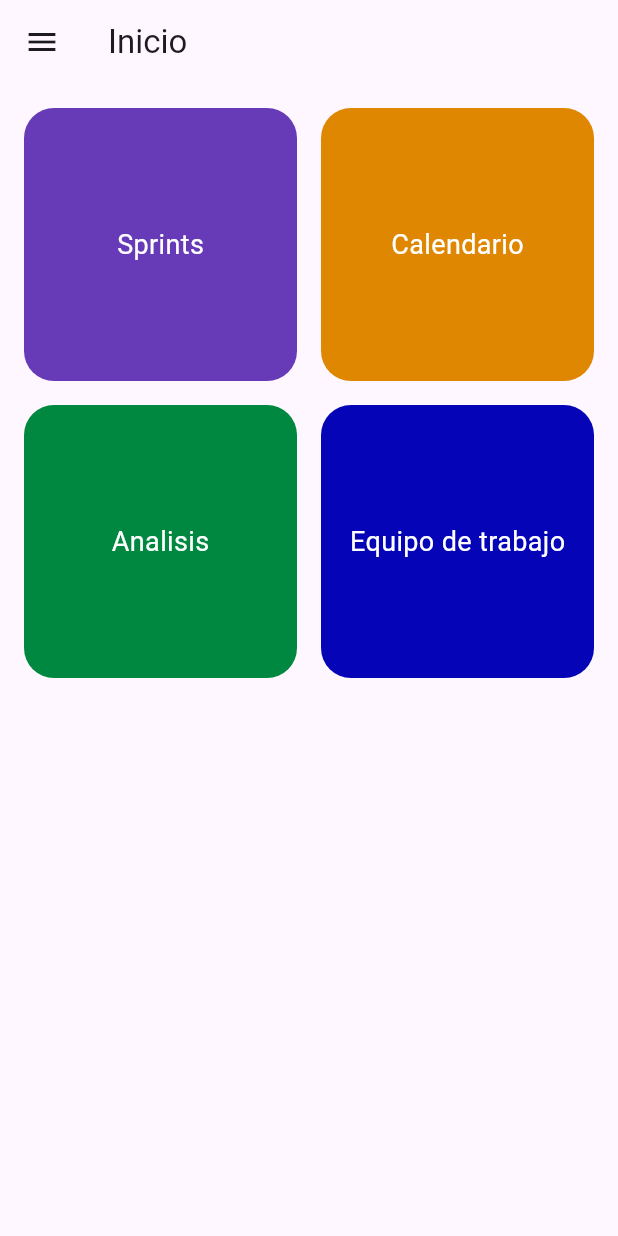
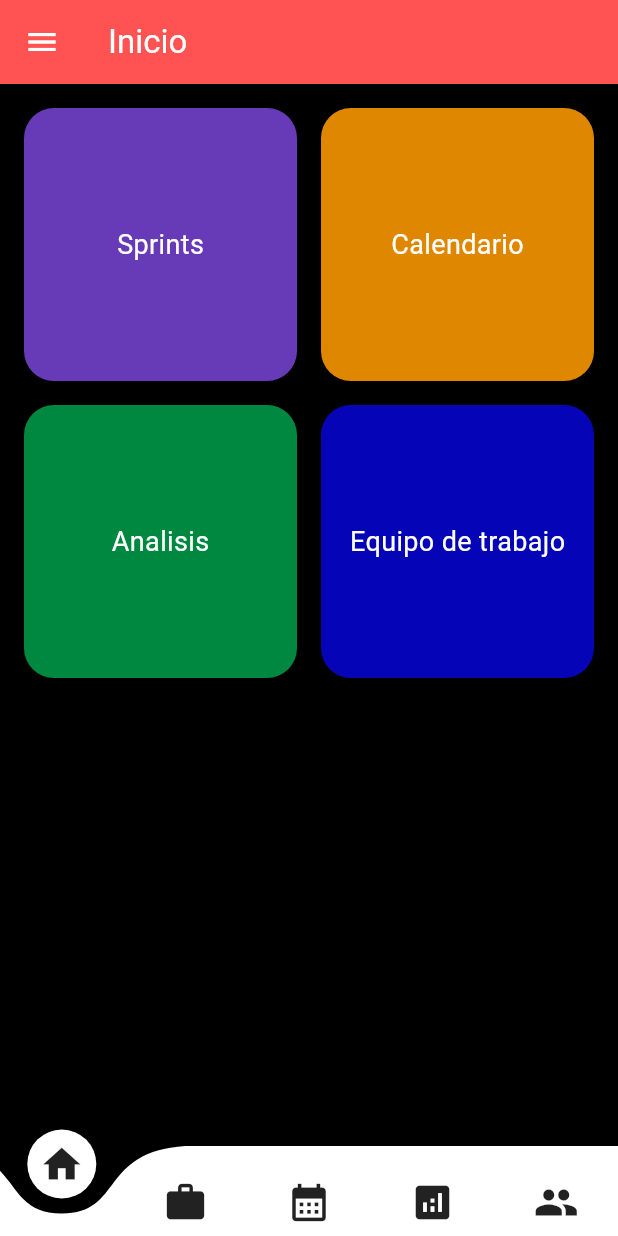
Before and after one commit to Yoshio28/DATESYNC, a Flutter app: the Dashboardinicio screen opened directly, on a phone screen of 412 x 824 dp. Run offline on Flutter 3.47's test engine with Material 3 defaults, Android fonts, the phone set to English and light mode, and no system bars; drawn by our look-alikes of curved_navigation_bar; our stand-ins replace cloud_firestore, firebase_auth, firebase_core, syncfusion_flutter_calendar; missing offline and left inert: firebase_ui_auth, firebase_ui_oauth_google; accounts and stored records are empty; generated files the repository leaves out were written again.

```diff
--- a/lib/views/calendario.dart
+++ b/lib/views/calendario.dart
@@ -18,6 +18,8 @@ class _CalendarioState extends State<Calendario> {
       drawer: Navbar(),
       appBar: AppBar(
         title: Text('Agenda'),
+        backgroundColor: Colors.redAccent,
+        foregroundColor: Colors.white,
         actions: [
           PopupMenuButton<String>(
             onSelected: (String vista) {
--- a/lib/views/dashboard_inicio.dart
+++ b/lib/views/dashboard_inicio.dart
@@ -1,3 +1,4 @@
+import 'package:curved_navigation_bar/curved_navigation_bar.dart';
 import 'package:datesync/views/dashboard_analisis.dart';
 import 'package:datesync/views/dashboard_completo_tarea.dart';
 import 'package:datesync/views/dashboard_tareas.dart';
@@ -8,9 +9,21 @@ import 'package:datesync/model/NavBar.dart';
 class Dashboardinicio extends StatelessWidget {
   @override
   Widget build(BuildContext context) {
+    final items = <Widget>[
+      Icon(Icons.home, size: 30),
+      Icon(Icons.work, size: 30),
+      Icon(Icons.calendar_month, size: 30),
+      Icon(Icons.analytics, size: 30),
+      Icon(Icons.people, size: 30),
+    ];
     return Scaffold(
       drawer: Navbar(),
-      appBar: AppBar(title: Text('Inicio')),
+      backgroundColor: const Color.fromARGB(255, 0, 0, 0),
+      appBar: AppBar(
+        title: Text('Inicio'),
+        backgroundColor: Colors.redAccent,
+        foregroundColor: const Color.fromARGB(255, 255, 255, 255),
+      ),
       body: Padding(
         padding: const EdgeInsets.all(16),
         child: GridView.count(
@@ -42,6 +55,13 @@ class Dashboardinicio extends StatelessWidget {
           ],
         ),
       ),
+      bottomNavigationBar: CurvedNavigationBar(
+        backgroundColor: Colors.transparent,
+        animationCurve: Curves.easeInOut,
+        animationDuration: Duration(milliseconds: 300),
+        height: 60,
+        items: items,
+      ),
     );
   }
 
--- a/lib/views/perfil_usuario.dart
+++ b/lib/views/perfil_usuario.dart
@@ -17,7 +17,11 @@ class PerfilUsuario extends StatelessWidget {
     }
 
     return Scaffold(
-      appBar: AppBar(title: Text("Perfil de usuario")),
+      appBar: AppBar(
+        title: Text("Perfil de usuario"),
+        backgroundColor: Colors.redAccent,
+        foregroundColor: Colors.white,
+      ),
       body: FutureBuilder<DocumentSnapshot>(
         future: FirebaseFirestore.instance
             .collection("usuarios")
--- a/pubspec.yaml
+++ b/pubspec.yaml
@@ -22,6 +22,9 @@ dependencies:
   google_sign_in: ^6.2.1
   firebase_ui_oauth_google: ^2.0.1
   syncfusion_flutter_calendar: ^31.2.12
+  sqflite: ^2.4.2
+  path: ^1.9.1
+  curved_navigation_bar: ^1.0.6
 
 dev_dependencies:
   flutter_test:
```
Also changed, not shown: lib/views/dashboard_tareas.dart (+138 -3 lines), lib/views/asignar_tarea.dart (deleted), pubspec.lock.
